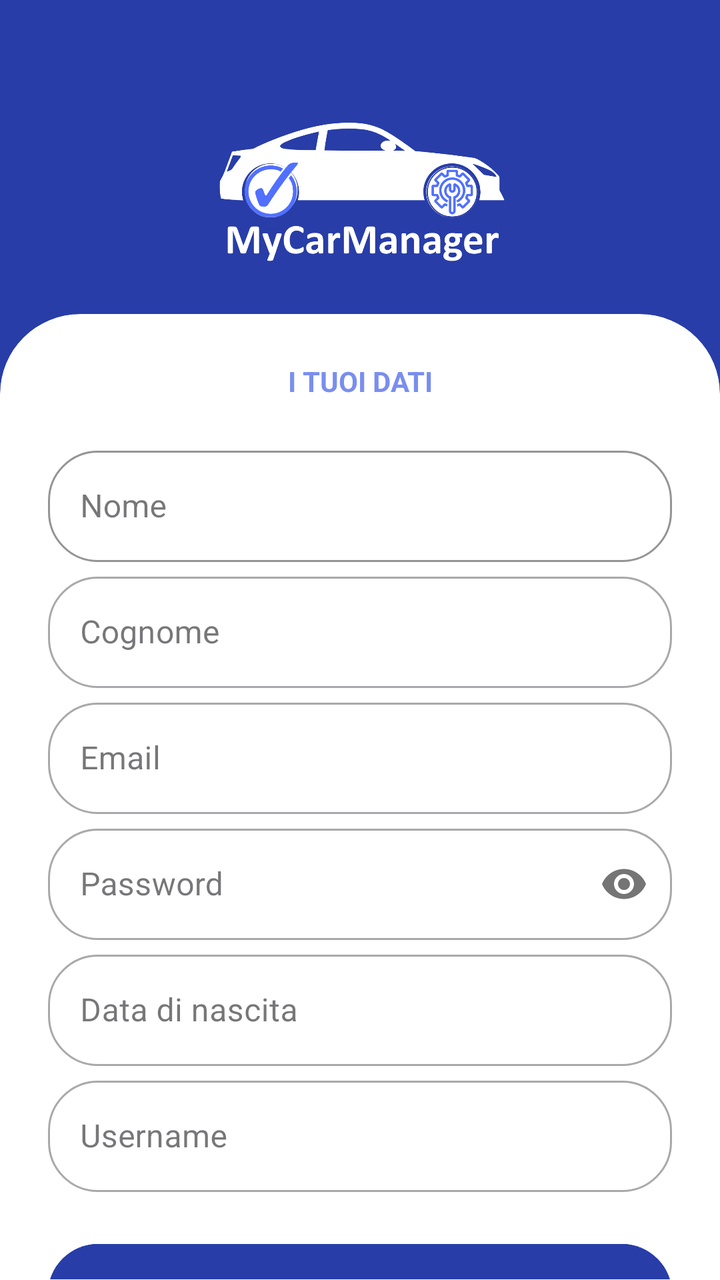
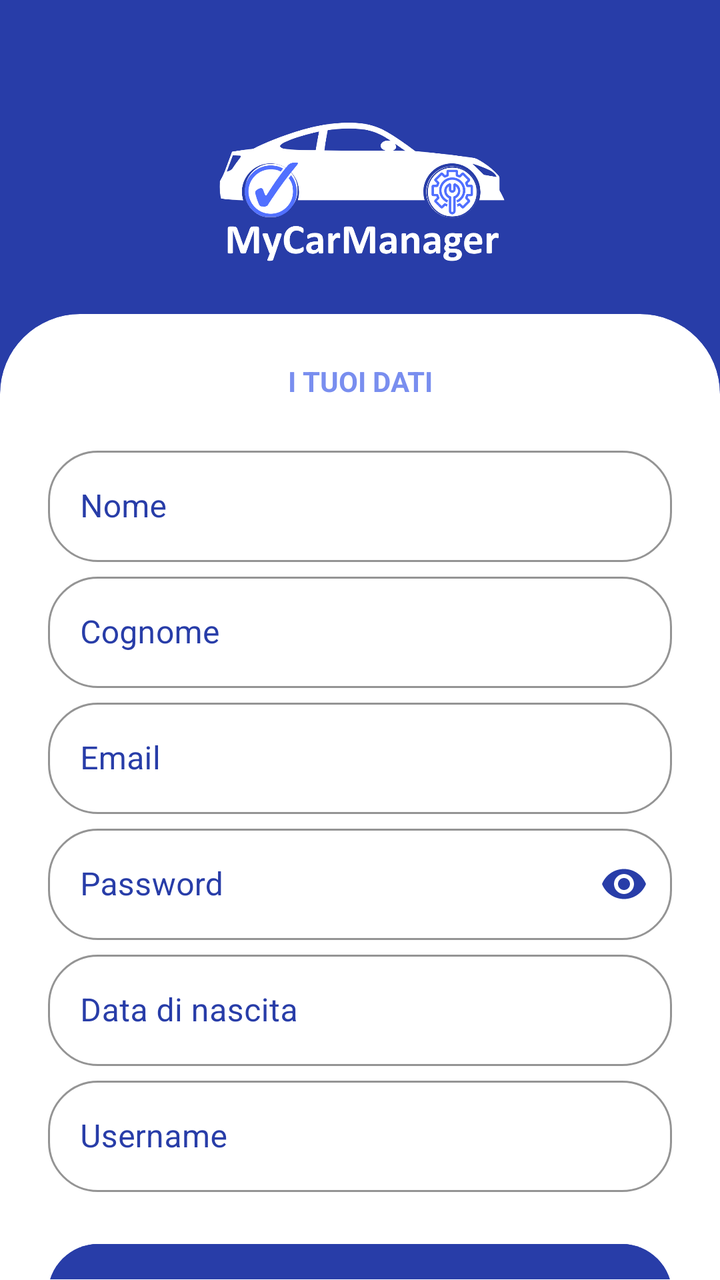

Screens rendered from an Android XML layout before and after an edit, with the pre-edit source and the edit as a unified diff.
<!-- AndroidManifest.xml: application theme Theme.MyCarManager -->
<!-- res/layout/activity_registrazione.xml -->
<?xml version="1.0" encoding="utf-8"?>
<androidx.constraintlayout.widget.ConstraintLayout
    xmlns:android="http://schemas.android.com/apk/res/android"
    xmlns:app="http://schemas.android.com/apk/res-auto"
    android:layout_width="match_parent"
    android:layout_height="match_parent"
    android:background="@color/Blu"
    android:id="@+id/clregistrazione">

    
    <LinearLayout
        android:id="@+id/header"
        android:layout_width="match_parent"
        android:layout_height="wrap_content"
        android:gravity="center"
        android:orientation="vertical"
        android:padding="24dp"
        app:layout_constraintTop_toTopOf="parent">

        <ImageView
            android:layout_width="178dp"
            android:layout_height="109dp"
            android:adjustViewBounds="true"
            android:src="@drawable/iconaloginregistrazione" /> 

    </LinearLayout>

    
    <androidx.cardview.widget.CardView
        android:layout_width="match_parent"
        android:layout_height="0dp"
        app:cardBackgroundColor="@color/Bianco"
        app:cardCornerRadius="40dp"
        app:cardElevation="0dp"
        android:layout_marginBottom="-40dp"
        app:layout_constraintBottom_toBottomOf="parent"
        app:layout_constraintTop_toBottomOf="@id/header">

        

        <androidx.core.widget.NestedScrollView
            android:layout_width="match_parent"
            android:layout_height="match_parent"
            android:paddingBottom="40dp">

            <LinearLayout
                android:layout_width="match_parent"
                android:layout_height="wrap_content"
                android:orientation="vertical"
                android:padding="24dp">

                <TextView
                    android:layout_width="match_parent"
                    android:layout_height="wrap_content"
                    android:gravity="center"
                    android:text="I TUOI DATI"
                    android:textColor="@color/Blu_pastello"
                    android:layout_marginBottom="20dp"
                    android:textStyle="bold" />

                
                
                <com.google.android.material.textfield.TextInputLayout
                    android:id="@+id/nome"
                    style="@style/Widget.MaterialComponents.TextInputLayout.OutlinedBox"
                    android:layout_width="match_parent"
                    android:layout_height="wrap_content"
                    android:layout_marginBottom="2dp"
                    app:boxStrokeColor="@color/Nero"
                    app:boxCornerRadiusBottomEnd="25dp"
                    app:boxCornerRadiusBottomStart="25dp"
                    app:boxCornerRadiusTopEnd="25dp"
                    app:boxCornerRadiusTopStart="25dp">
                    <com.google.android.material.textfield.TextInputEditText
                        android:layout_width="match_parent"
                        android:layout_height="wrap_content"
                        android:hint="@string/nome"
                        android:textColorHint="@color/Blu_scuro" />
                </com.google.android.material.textfield.TextInputLayout>

                
                <com.google.android.material.textfield.TextInputLayout
                    android:id="@+id/cognome"
                    style="@style/Widget.MaterialComponents.TextInputLayout.OutlinedBox"
                    android:layout_width="match_parent"
                    android:layout_height="wrap_content"
                    android:layout_marginBottom="2dp"
                    app:boxCornerRadiusBottomEnd="25dp"
                    app:boxCornerRadiusBottomStart="25dp"
                    app:boxCornerRadiusTopEnd="25dp"
                    app:boxCornerRadiusTopStart="25dp">
                    <com.google.android.material.textfield.TextInputEditText
                        android:layout_width="match_parent"
                        android:layout_height="wrap_content"
                        android:hint="@string/cognome" />
                </com.google.android.material.textfield.TextInputLayout>

                
                <com.google.android.material.textfield.TextInputLayout
                    android:id="@+id/email"
                    style="@style/Widget.MaterialComponents.TextInputLayout.OutlinedBox"
                    android:layout_width="match_parent"
                    android:layout_height="wrap_content"
                    android:layout_marginBottom="2dp"
                    app:boxCornerRadiusBottomEnd="25dp"
                    app:boxCornerRadiusBottomStart="25dp"
                    app:boxCornerRadiusTopEnd="25dp"
                    app:boxCornerRadiusTopStart="25dp">
                    <com.google.android.material.textfield.TextInputEditText
                        android:layout_width="match_parent"
                        android:layout_height="wrap_content"
                        android:hint="@string/email" />
                </com.google.android.material.textfield.TextInputLayout>

                
                <com.google.android.material.textfield.TextInputLayout
                    android:id="@+id/password"
                    style="@style/Widget.MaterialComponents.TextInputLayout.OutlinedBox"
                    android:layout_width="match_parent"
                    android:layout_height="wrap_content"
                    android:layout_marginBottom="2dp"
                    app:boxCornerRadiusBottomEnd="25dp"
                    app:boxCornerRadiusBottomStart="25dp"
                    app:boxCornerRadiusTopEnd="25dp"
                    app:boxCornerRadiusTopStart="25dp"
                    app:passwordToggleEnabled="true">
                    <com.google.android.material.textfield.TextInputEditText
                        android:layout_width="match_parent"
                        android:layout_height="wrap_content"
                        android:hint="@string/password"
                        android:inputType="textPassword" />
                </com.google.android.material.textfield.TextInputLayout>

                
                <com.google.android.material.textfield.TextInputLayout
                    android:id="@+id/datanascita"
                    style="@style/Widget.MaterialComponents.TextInputLayout.OutlinedBox"
                    android:layout_width="match_parent"
                    android:layout_height="wrap_content"
                    android:layout_marginBottom="2dp"
                    app:boxCornerRadiusBottomEnd="25dp"
                    app:boxCornerRadiusBottomStart="25dp"
                    app:boxCornerRadiusTopEnd="25dp"
                    app:boxCornerRadiusTopStart="25dp">
                    <com.google.android.material.textfield.TextInputEditText
                        android:layout_width="match_parent"
                        android:layout_height="wrap_content"
                        android:hint="@string/data_nascita" />
                </com.google.android.material.textfield.TextInputLayout>

                
                <com.google.android.material.textfield.TextInputLayout
                    android:id="@+id/username"
                    style="@style/Widget.MaterialComponents.TextInputLayout.OutlinedBox"
                    android:layout_width="match_parent"
                    android:layout_height="wrap_content"
                    android:layout_marginBottom="2dp"
                    app:boxCornerRadiusBottomEnd="25dp"
                    app:boxCornerRadiusBottomStart="25dp"
                    app:boxCornerRadiusTopEnd="25dp"
                    app:boxCornerRadiusTopStart="25dp">
                    <com.google.android.material.textfield.TextInputEditText
                        android:layout_width="match_parent"
                        android:layout_height="wrap_content"
                        android:hint="@string/username" />
                </com.google.android.material.textfield.TextInputLayout>

                <Button
                    android:id="@+id/registrati"
                    android:layout_width="match_parent"
                    android:layout_height="60dp"
                    android:layout_marginTop="20dp"
                    android:backgroundTint="@color/Blu"
                    android:text="Registrati"
                    android:textSize="18sp"
                    android:textStyle="bold"
                    app:cornerRadius="25dp" />

                <TextView
                    android:id="@+id/textView"
                    android:layout_width="match_parent"
                    android:layout_height="wrap_content"
                    android:textAlignment="center"
                    android:text="Hai gia un account? Accedi" />

            </LinearLayout>
        </androidx.core.widget.NestedScrollView>
    </androidx.cardview.widget.CardView>

</androidx.constraintlayout.widget.ConstraintLayout>
<!-- resources referenced by this layout -->
<resources>
  <color name="Bianco">#ffffff</color>
  <color name="Blu">#283da8</color>
  <color name="Blu_pastello">#798eef</color>
  <color name="Blu_scuro">#0f1b6e</color>
  <color name="Nero">#000000</color>
  <!-- drawable iconaloginregistrazione: png bitmap (drawable, 66876 bytes) -->
  <string name="cognome">Cognome</string>
  <string name="data_nascita">Data di nascita</string>
  <string name="email">Email</string>
  <string name="nome">Nome</string>
  <string name="password">Password</string>
  <string name="username">Username</string>
  <style name="Theme.MyCarManager" parent="Base.Theme.MyCarManager" />
  <style name="Base.Theme.MyCarManager" parent="Theme.Material3.DayNight.NoActionBar">
          
          <item name="android:statusBarColor">@color/Blu</item>
          <item name="android:windowLightStatusBar">false</item>
          <item name="colorPrimary">@color/Blu</item>
          <item name="colorAccent">@color/Blu_scuro</item>
          <item name="colorOnPrimary">@color/Bianco</item>
          <item name="colorSecondary">@color/Blu_scuro</item>
          <item name="colorOnSecondary">@color/Nero</item>
          
          <item name="colorControlActivated">@color/Blu_chiaro</item>
          
          <item name="android:textColorHighlight">@color/Blu_intenso</item>
      </style>
  <color name="Blu_chiaro">#abb9fd</color>
  <color name="Blu_intenso">#5170ff</color>
</resources>

<!-- the commit's change to res/layout/activity_registrazione.xml (unified diff, before → after) -->
@@ -21,11 +21,11 @@
             android:layout_width="178dp"
             android:layout_height="109dp"
             android:adjustViewBounds="true"
-            android:src="@drawable/iconaloginregistrazione" /> 
+            android:src="@drawable/iconaloginregistrazione" />
+
 
     </LinearLayout>
 
-    
     <androidx.cardview.widget.CardView
         android:layout_width="match_parent"
         android:layout_height="0dp"
@@ -36,7 +36,6 @@
         app:layout_constraintBottom_toBottomOf="parent"
         app:layout_constraintTop_toBottomOf="@id/header">
 
-        
 
         <androidx.core.widget.NestedScrollView
             android:layout_width="match_parent"
@@ -58,15 +57,15 @@
                     android:layout_marginBottom="20dp"
                     android:textStyle="bold" />
 
-                
-                
                 <com.google.android.material.textfield.TextInputLayout
                     android:id="@+id/nome"
                     style="@style/Widget.MaterialComponents.TextInputLayout.OutlinedBox"
                     android:layout_width="match_parent"
                     android:layout_height="wrap_content"
                     android:layout_marginBottom="2dp"
-                    app:boxStrokeColor="@color/Nero"
+                    android:textColorHint="@color/Blu"
+                    app:boxStrokeColor="@color/Blu"
+                    app:hintTextColor="@color/Blu"
                     app:boxCornerRadiusBottomEnd="25dp"
                     app:boxCornerRadiusBottomStart="25dp"
                     app:boxCornerRadiusTopEnd="25dp"
@@ -75,50 +74,62 @@
                         android:layout_width="match_parent"
                         android:layout_height="wrap_content"
                         android:hint="@string/nome"
-                        android:textColorHint="@color/Blu_scuro" />
-                </com.google.android.material.textfield.TextInputLayout>
-
-                
+                        android:textColor="@color/Blu"
+                        android:textColorHint="@color/Blu" />
+                </com.google.android.material.textfield.TextInputLayout>
+
                 <com.google.android.material.textfield.TextInputLayout
                     android:id="@+id/cognome"
                     style="@style/Widget.MaterialComponents.TextInputLayout.OutlinedBox"
                     android:layout_width="match_parent"
                     android:layout_height="wrap_content"
                     android:layout_marginBottom="2dp"
-                    app:boxCornerRadiusBottomEnd="25dp"
-                    app:boxCornerRadiusBottomStart="25dp"
-                    app:boxCornerRadiusTopEnd="25dp"
-                    app:boxCornerRadiusTopStart="25dp">
-                    <com.google.android.material.textfield.TextInputEditText
-                        android:layout_width="match_parent"
-                        android:layout_height="wrap_content"
+                    android:textColorHint="@color/Blu"
+                    app:boxStrokeColor="@color/Blu"
+                    app:hintTextColor="@color/Blu"
+                    app:boxCornerRadiusBottomEnd="25dp"
+                    app:boxCornerRadiusBottomStart="25dp"
+                    app:boxCornerRadiusTopEnd="25dp"
+                    app:boxCornerRadiusTopStart="25dp">
+                    <com.google.android.material.textfield.TextInputEditText
+                        android:layout_width="match_parent"
+                        android:layout_height="wrap_content"
+                        android:textColor="@color/Blu"
+                        android:textColorHint="@color/Blu"
                         android:hint="@string/cognome" />
                 </com.google.android.material.textfield.TextInputLayout>
 
-                
                 <com.google.android.material.textfield.TextInputLayout
                     android:id="@+id/email"
                     style="@style/Widget.MaterialComponents.TextInputLayout.OutlinedBox"
                     android:layout_width="match_parent"
                     android:layout_height="wrap_content"
                     android:layout_marginBottom="2dp"
-                    app:boxCornerRadiusBottomEnd="25dp"
-                    app:boxCornerRadiusBottomStart="25dp"
-                    app:boxCornerRadiusTopEnd="25dp"
-                    app:boxCornerRadiusTopStart="25dp">
-                    <com.google.android.material.textfield.TextInputEditText
-                        android:layout_width="match_parent"
-                        android:layout_height="wrap_content"
+                    android:textColorHint="@color/Blu"
+                    app:boxStrokeColor="@color/Blu"
+                    app:hintTextColor="@color/Blu"
+                    app:boxCornerRadiusBottomEnd="25dp"
+                    app:boxCornerRadiusBottomStart="25dp"
+                    app:boxCornerRadiusTopEnd="25dp"
+                    app:boxCornerRadiusTopStart="25dp">
+                    <com.google.android.material.textfield.TextInputEditText
+                        android:layout_width="match_parent"
+                        android:layout_height="wrap_content"
+                        android:textColor="@color/Blu"
+                        android:textColorHint="@color/Blu"
                         android:hint="@string/email" />
                 </com.google.android.material.textfield.TextInputLayout>
 
-                
                 <com.google.android.material.textfield.TextInputLayout
                     android:id="@+id/password"
                     style="@style/Widget.MaterialComponents.TextInputLayout.OutlinedBox"
                     android:layout_width="match_parent"
                     android:layout_height="wrap_content"
                     android:layout_marginBottom="2dp"
+                    android:textColorHint="@color/Blu"
+                    app:boxStrokeColor="@color/Blu"
+                    app:hintTextColor="@color/Blu"
+                    app:passwordToggleTint="@color/Blu"
                     app:boxCornerRadiusBottomEnd="25dp"
                     app:boxCornerRadiusBottomStart="25dp"
                     app:boxCornerRadiusTopEnd="25dp"
@@ -127,41 +138,58 @@
                     <com.google.android.material.textfield.TextInputEditText
                         android:layout_width="match_parent"
                         android:layout_height="wrap_content"
+                        android:textColor="@color/Blu"
+                        android:textColorHint="@color/Blu"
                         android:hint="@string/password"
                         android:inputType="textPassword" />
                 </com.google.android.material.textfield.TextInputLayout>
 
-                
                 <com.google.android.material.textfield.TextInputLayout
                     android:id="@+id/datanascita"
                     style="@style/Widget.MaterialComponents.TextInputLayout.OutlinedBox"
                     android:layout_width="match_parent"
                     android:layout_height="wrap_content"
                     android:layout_marginBottom="2dp"
-                    app:boxCornerRadiusBottomEnd="25dp"
-                    app:boxCornerRadiusBottomStart="25dp"
-                    app:boxCornerRadiusTopEnd="25dp"
-                    app:boxCornerRadiusTopStart="25dp">
-                    <com.google.android.material.textfield.TextInputEditText
-                        android:layout_width="match_parent"
-                        android:layout_height="wrap_content"
-                        android:hint="@string/data_nascita" />
-                </com.google.android.material.textfield.TextInputLayout>
-
-                
+                    android:textColorHint="@color/Blu"
+                    app:boxStrokeColor="@color/Blu"
+                    app:hintTextColor="@color/Blu"
+                    app:boxCornerRadiusBottomEnd="25dp"
+                    app:boxCornerRadiusBottomStart="25dp"
+                    app:boxCornerRadiusTopEnd="25dp"
+                    app:boxCornerRadiusTopStart="25dp">
+                    <com.google.android.material.textfield.TextInputEditText
+                        android:id="@+id/etDataNascita"
+                        android:layout_width="match_parent"
+                        android:layout_height="wrap_content"
+                        android:textColor="@color/Blu"
+                        android:textColorHint="@color/Blu"
+                        android:hint="@string/data_nascita"
+                        android:focusable="false"
+                        android:clickable="true"
+                        android:inputType="none" />
+
+
+
+                </com.google.android.material.textfield.TextInputLayout>
+
                 <com.google.android.material.textfield.TextInputLayout
                     android:id="@+id/username"
                     style="@style/Widget.MaterialComponents.TextInputLayout.OutlinedBox"
                     android:layout_width="match_parent"
                     android:layout_height="wrap_content"
                     android:layout_marginBottom="2dp"
-                    app:boxCornerRadiusBottomEnd="25dp"
-                    app:boxCornerRadiusBottomStart="25dp"
-                    app:boxCornerRadiusTopEnd="25dp"
-                    app:boxCornerRadiusTopStart="25dp">
-                    <com.google.android.material.textfield.TextInputEditText
-                        android:layout_width="match_parent"
-                        android:layout_height="wrap_content"
+                    android:textColorHint="@color/Blu"
+                    app:boxStrokeColor="@color/Blu"
+                    app:hintTextColor="@color/Blu"
+                    app:boxCornerRadiusBottomEnd="25dp"
+                    app:boxCornerRadiusBottomStart="25dp"
+                    app:boxCornerRadiusTopEnd="25dp"
+                    app:boxCornerRadiusTopStart="25dp">
+                    <com.google.android.material.textfield.TextInputEditText
+                        android:layout_width="match_parent"
+                        android:layout_height="wrap_content"
+                        android:textColor="@color/Blu"
+                        android:textColorHint="@color/Blu"
                         android:hint="@string/username" />
                 </com.google.android.material.textfield.TextInputLayout>
 
@@ -177,11 +205,13 @@
                     app:cornerRadius="25dp" />
 
                 <TextView
-                    android:id="@+id/textView"
+                    android:id="@+id/Accedi"
                     android:layout_width="match_parent"
                     android:layout_height="wrap_content"
                     android:textAlignment="center"
-                    android:text="Hai gia un account? Accedi" />
+                    android:text="Hai gia un account? Accedi"
+                    android:textColor="@color/Blu_intenso"
+                    android:textStyle="bold"/>
 
             </LinearLayout>
         </androidx.core.widget.NestedScrollView>
